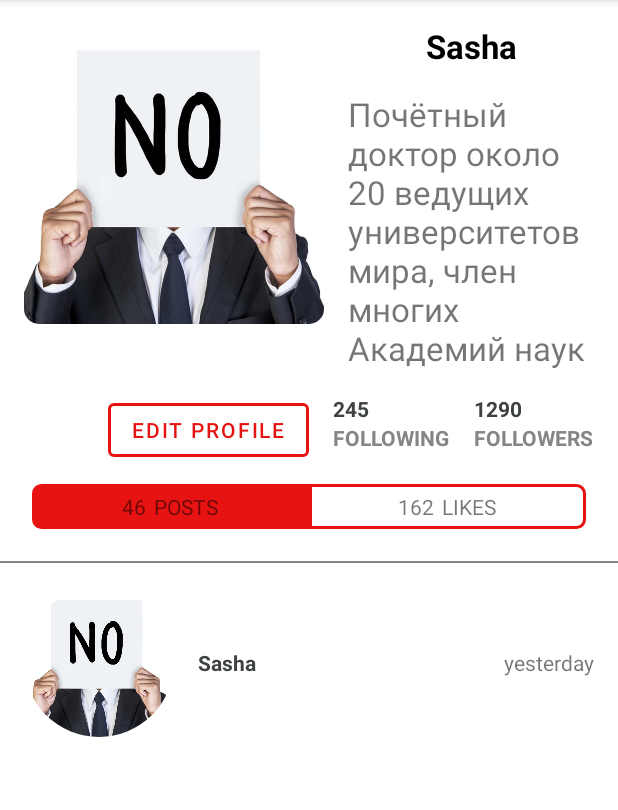
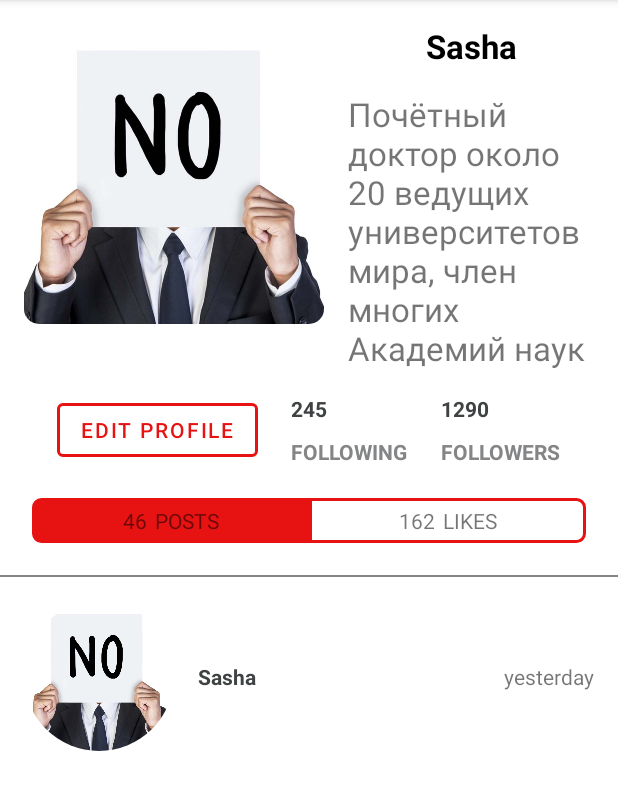
Before and after one commit to oleksandreremenko25/SocNetwork, an Android app: the FullUserActivity screen opened directly, with no data from a screen before it, on a phone screen of 412 x 824 dp, the part 84-894 px from its top. Run offline under Robolectric (Android 15) with nearby library versions, the phone set to English and light mode, and no system bars; our stand-ins replace Picasso; pictures from the network do not load.

Commit message:
change LinearLayout to ConstraintLayout

```diff
--- a/app/src/main/java/com/example/socnetwork/FullUserActivity.kt
+++ b/app/src/main/java/com/example/socnetwork/FullUserActivity.kt
@@ -20,9 +20,9 @@ class FullUserActivity : AppCompatActivity()  {
     var numberFollowers: TextView? = null
     var numberPosts: TextView? = null
     var numberLikes: TextView? = null
-    var autorPostsIcon: ImageView? = null
-    var autorPostsName: TextView? = null
-    var autorPostsLastOnline: TextView? = null
+    var authorPostsIcon: ImageView? = null
+    var authorPostsName: TextView? = null
+    var authorPostsLastOnline: TextView? = null
 
     @Override
     override fun onCreate(savedInstanceState: Bundle?) {
@@ -36,9 +36,9 @@ class FullUserActivity : AppCompatActivity()  {
         numberFollowers = findViewById(R.id.numberFollowers)
         numberPosts = findViewById(R.id.numberPosts)
         numberLikes = findViewById(R.id.numberLikes)
-        autorPostsIcon = findViewById(R.id.autorPostsIcon)
-        autorPostsName = findViewById(R.id.autorPostsName)
-        autorPostsLastOnline = findViewById(R.id.autorPostsLastOnline)
+        authorPostsIcon = findViewById(R.id.authorPostsIcon)
+        authorPostsName = findViewById(R.id.authorPostsName)
+        authorPostsLastOnline = findViewById(R.id.authorPostsLastOnline)
 
         val intent = intent
         val message: Int = intent.getIntExtra("myKey", 0)
@@ -66,8 +66,8 @@ class FullUserActivity : AppCompatActivity()  {
         numberPosts?.text = oneUser.posts.toString()
         numberLikes?.text = oneUser.likes.toString()
 
-        Picasso.get().load(oneUser.photo).placeholder(R.drawable.no).into(autorPostsIcon);
-        autorPostsName?.text = oneUser.name
-        autorPostsLastOnline?.text = oneUser.lastOnline
+        Picasso.get().load(oneUser.photo).placeholder(R.drawable.no).into(authorPostsIcon);
+        authorPostsName?.text = oneUser.name
+        authorPostsLastOnline?.text = oneUser.lastOnline
     }
 }
--- a/app/src/main/res/layout/user_full.xml
+++ b/app/src/main/res/layout/user_full.xml
@@ -1,6 +1,5 @@
 <?xml version="1.0" encoding="utf-8"?>
-<androidx.constraintlayout.widget.ConstraintLayout
-    xmlns:android="http://schemas.android.com/apk/res/android"
+<androidx.constraintlayout.widget.ConstraintLayout xmlns:android="http://schemas.android.com/apk/res/android"
     xmlns:app="http://schemas.android.com/apk/res-auto"
     xmlns:tools="http://schemas.android.com/tools"
     android:layout_width="match_parent"
@@ -26,13 +25,13 @@
         android:id="@+id/nameUser"
         style="@style/fullUserAboutName"
         android:layout_width="wrap_content"
-        app:layout_constrainedWidth="true"
         android:layout_height="wrap_content"
         android:layout_marginStart="16dp"
         android:layout_marginTop="16dp"
         android:layout_marginEnd="16dp"
         android:text="Name"
         android:textSize="22sp"
+        app:layout_constrainedWidth="true"
         app:layout_constraintEnd_toEndOf="parent"
         app:layout_constraintStart_toEndOf="@+id/cardView"
         app:layout_constraintTop_toTopOf="parent" />
@@ -46,70 +45,75 @@
         android:text="about"
         android:textSize="22sp"
         app:layout_constrainedWidth="true"
+        app:layout_constrainedHeight="true"
         app:layout_constraintEnd_toEndOf="parent"
         app:layout_constraintStart_toEndOf="@+id/cardView"
         app:layout_constraintTop_toBottomOf="@+id/nameUser" />
-    <Space
-        android:id="@+id/space"
-        android:layout_width="0dp"
+    <androidx.constraintlayout.widget.Barrier
+        android:id="@+id/barrier7"
+        android:layout_width="wrap_content"
         android:layout_height="wrap_content"
-        android:layout_weight="1"
+        app:barrierDirection="bottom"
+        app:constraint_referenced_ids="cardView,aboutUser" />
+<!--    editFolWrap  -->
+    <androidx.constraintlayout.widget.ConstraintLayout
+        android:id="@+id/editFoolowWrap"
+        android:layout_width="match_parent"
+        android:layout_height="wrap_content"
+        android:layout_marginEnd="16dp"
+        android:layout_marginStart="16dp"
+        android:layout_marginTop="16dp"
         app:layout_constraintEnd_toEndOf="parent"
-        app:layout_constraintHorizontal_bias="1.0"
-        app:layout_constraintStart_toStartOf="parent"
-        app:layout_constraintTop_toBottomOf="@+id/aboutUser" />
-    <!--    editFolWrap  -->
+        app:layout_constraintTop_toBottomOf="@+id/barrier7">
         <Button
+            android:id="@+id/buttonEdit"
             style="@style/buttonEditProfile"
             android:layout_width="wrap_content"
             android:layout_height="wrap_content"
-        android:layout_marginEnd="16dp"
             android:text="@string/buttonEdit"
-        app:layout_constraintEnd_toStartOf="@+id/linearLayout2"
-        app:layout_constraintTop_toTopOf="@+id/linearLayout2"/>
-    <LinearLayout
-        android:id="@+id/linearLayout2"
-        android:layout_width="wrap_content"
-        android:layout_height="wrap_content"
-        android:layout_marginEnd="16dp"
-        android:orientation="vertical"
-        app:layout_constraintEnd_toStartOf="@+id/linearLayout"
-        app:layout_constraintTop_toTopOf="@+id/linearLayout">
+            app:layout_constraintEnd_toStartOf="@+id/tittleFollowing"
+            app:layout_constraintHorizontal_bias="0.5"
+            app:layout_constraintStart_toStartOf="parent"
+            app:layout_constraintTop_toTopOf="parent" />
         <TextView
             android:id="@+id/numberFollowing"
             style="@style/numberFollowing"
             android:layout_width="wrap_content"
             android:layout_height="wrap_content"
-            android:text="" />
+            app:layout_constraintTop_toTopOf="@+id/buttonEdit"
+            app:layout_constraintStart_toStartOf="@+id/tittleFollowing"
+            android:text="numFollowing" />
         <TextView
+            android:id="@+id/tittleFollowing"
             style="@style/tittleFollowing"
             android:layout_width="wrap_content"
             android:layout_height="wrap_content"
-            android:text="@string/tittleFollowing" />
-    </LinearLayout>
-    <LinearLayout
-        android:id="@+id/linearLayout"
-        android:layout_width="wrap_content"
-        android:layout_height="wrap_content"
-        android:layout_marginTop="16dp"
-        android:layout_marginEnd="16dp"
-        android:orientation="vertical"
-        app:layout_constraintEnd_toEndOf="parent"
-        app:layout_constraintTop_toBottomOf="@+id/space">
+            android:text="@string/tittleFollowing"
+            app:layout_constraintBottom_toBottomOf="@+id/buttonEdit"
+            app:layout_constraintEnd_toStartOf="@+id/tittleFollowers"
+            app:layout_constraintHorizontal_bias="0.5"
+            app:layout_constraintStart_toEndOf="@+id/buttonEdit" />
         <TextView
             android:id="@+id/numberFollowers"
             style="@style/numberFollowers"
             android:layout_width="wrap_content"
             android:layout_height="wrap_content"
-            android:text="" />
+            app:layout_constraintTop_toTopOf="@+id/buttonEdit"
+            app:layout_constraintStart_toStartOf="@+id/tittleFollowers"
+            android:text="numFollowers" />
         <TextView
+            android:id="@+id/tittleFollowers"
             style="@style/tittleFollowers"
             android:layout_width="wrap_content"
             android:layout_height="wrap_content"
-            android:text="@string/tittleFollowers" />
-    </LinearLayout>
+            android:text="@string/tittleFollowers"
+            app:layout_constraintBottom_toBottomOf="@+id/buttonEdit"
+            app:layout_constraintEnd_toEndOf="parent"
+            app:layout_constraintHorizontal_bias="0.5"
+            app:layout_constraintStart_toEndOf="@+id/tittleFollowing" />
+    </androidx.constraintlayout.widget.ConstraintLayout>
 <!--  numberPostsLikesWrap  -->
-    <LinearLayout
+    <androidx.constraintlayout.widget.ConstraintLayout
         android:id="@+id/linearLayout3"
         style="@style/numberPostsLikesWrap"
         android:layout_width="match_parent"
@@ -117,74 +121,114 @@
         android:layout_marginStart="16dp"
         android:layout_marginTop="16dp"
         android:layout_marginEnd="16dp"
-        android:orientation="horizontal"
         app:layout_constraintEnd_toEndOf="parent"
         app:layout_constraintStart_toStartOf="parent"
-        app:layout_constraintTop_toBottomOf="@+id/linearLayout2">
-        <LinearLayout
+        app:layout_constraintTop_toBottomOf="@+id/editFoolowWrap">
+        <androidx.constraintlayout.widget.ConstraintLayout
+            android:id="@+id/linearLayout2"
             style="@style/numberPostsWrap"
-            android:layout_width="match_parent"
+            android:layout_width="0dp"
             android:layout_height="wrap_content"
-            android:layout_weight="1"
             android:background="@drawable/corner_posts"
-            android:orientation="horizontal">
+            app:layout_constraintEnd_toStartOf="@+id/linearLayout"
+            app:layout_constraintHorizontal_bias="0.5"
+            app:layout_constraintHorizontal_weight="0.5"
+            app:layout_constraintStart_toStartOf="parent"
+            app:layout_constraintTop_toTopOf="parent"
+            tools:layout_editor_absoluteY="5dp">
             <TextView
                 android:id="@+id/numberPosts"
                 android:layout_width="wrap_content"
                 android:layout_height="wrap_content"
-                android:text=" " />
+                android:text="numPosts"
+                app:layout_constraintEnd_toStartOf="@+id/tittlePosts"
+                app:layout_constraintHorizontal_bias="0.5"
+                app:layout_constraintStart_toStartOf="parent"
+                app:layout_constraintTop_toTopOf="parent"
+                app:layout_constraintHorizontal_chainStyle="packed" />
             <TextView
+                android:id="@+id/tittlePosts"
+                style="@style/tittlePosts"
                 android:layout_width="wrap_content"
                 android:layout_height="wrap_content"
                 android:text="@string/tittlePosts"
-                style="@style/tittlePosts"/>
-        </LinearLayout>
-        <LinearLayout
+                app:layout_constraintEnd_toEndOf="parent"
+                app:layout_constraintTop_toTopOf="parent"
+                app:layout_constraintHorizontal_bias="0.5"
+                app:layout_constraintStart_toEndOf="@+id/numberPosts"
+                app:layout_constraintHorizontal_chainStyle="packed" />
+        </androidx.constraintlayout.widget.ConstraintLayout>
+        <androidx.constraintlayout.widget.ConstraintLayout
+            android:id="@+id/linearLayout"
             style="@style/numberLikesWrap"
-            android:layout_width="match_parent"
+            android:layout_width="0dp"
             android:layout_height="wrap_content"
-            android:layout_weight="1"
             android:background="@drawable/corner_likes"
-            android:orientation="horizontal">
+            app:layout_constraintEnd_toEndOf="parent"
+            app:layout_constraintHorizontal_bias="0.5"
+            app:layout_constraintHorizontal_weight="0.5"
+            app:layout_constraintStart_toEndOf="@+id/linearLayout2"
+            app:layout_constraintTop_toTopOf="parent"
+            tools:layout_editor_absoluteY="5dp">
             <TextView
                 android:id="@+id/numberLikes"
                 android:layout_width="wrap_content"
                 android:layout_height="wrap_content"
-                android:text="" />
+                android:text="numLikes"
+                app:layout_constraintEnd_toStartOf="@+id/textView"
+                app:layout_constraintHorizontal_bias="0.5"
+                app:layout_constraintStart_toStartOf="parent"
+                app:layout_constraintTop_toTopOf="parent"
+                app:layout_constraintHorizontal_chainStyle="packed" />
             <TextView
+                android:id="@+id/textView"
+                style="@style/tittleLikes"
                 android:layout_width="wrap_content"
                 android:layout_height="wrap_content"
                 android:text="@string/tittleLikes"
-                style="@style/tittleLikes"/>
-        </LinearLayout>
-    </LinearLayout>
+                app:layout_constraintEnd_toEndOf="parent"
+                app:layout_constraintHorizontal_bias="0.5"
+                app:layout_constraintStart_toEndOf="@+id/numberLikes"
+                app:layout_constraintTop_toTopOf="parent"
+                app:layout_constraintHorizontal_chainStyle="packed" />
+        </androidx.constraintlayout.widget.ConstraintLayout>
+    </androidx.constraintlayout.widget.ConstraintLayout>
     <LinearLayout
         android:id="@+id/linearLayout5"
         android:layout_width="match_parent"
         android:layout_height="wrap_content"
         android:layout_marginTop="16dp"
         android:background="@drawable/line"
+        android:orientation="horizontal"
         app:layout_constraintTop_toBottomOf="@+id/linearLayout3"
-        tools:layout_editor_absoluteX="0dp"
-        android:orientation="horizontal" />
+        tools:layout_editor_absoluteX="0dp" />
 <!--  listPosts  -->
+    <androidx.constraintlayout.widget.ConstraintLayout
+        android:id="@+id/onePostWrap"
+        android:layout_width="match_parent"
+        android:layout_height="wrap_content"
+        android:layout_marginStart="16dp"
+        android:layout_marginTop="16dp"
+        android:layout_marginEnd="16dp"
+        app:layout_constraintTop_toBottomOf="@+id/linearLayout5"
+        app:layout_constraintStart_toStartOf="parent"
+        app:layout_constraintEnd_toEndOf="parent">
         <androidx.cardview.widget.CardView
             android:id="@+id/cardView2"
-        android:layout_width="100dp"
-        android:layout_height="100dp"
-        android:layout_marginTop="16dp"
+            android:layout_width="wrap_content"
+            android:layout_height="wrap_content"
             app:cardCornerRadius="50dp"
             app:cardElevation="0dp"
-        app:layout_constraintStart_toStartOf="@+id/linearLayout3"
-        app:layout_constraintTop_toBottomOf="@+id/linearLayout5">
+            app:layout_constraintStart_toStartOf="@+id/onePostWrap"
+            app:layout_constraintTop_toTopOf="@+id/onePostWrap">
             <ImageView
-            android:id="@+id/autorPostsIcon"
+                android:id="@+id/authorPostsIcon"
                 android:layout_width="100dp"
                 android:layout_height="100dp"
                 android:scaleType="centerCrop" />
         </androidx.cardview.widget.CardView>
         <TextView
-        android:id="@+id/autorPostsName"
+            android:id="@+id/authorPostsName"
             style="@style/autorPostsName"
             android:layout_width="wrap_content"
             android:layout_height="wrap_content"
@@ -194,11 +238,12 @@
             app:layout_constraintStart_toEndOf="@+id/cardView2"
             app:layout_constraintTop_toTopOf="@+id/cardView2" />
         <TextView
-        android:id="@+id/autorPostsLastOnline"
+            android:id="@+id/authorPostsLastOnline"
             android:layout_width="wrap_content"
             android:layout_height="wrap_content"
             android:text="autorPostsLastOnline"
-        app:layout_constraintBottom_toBottomOf="@+id/autorPostsName"
-        app:layout_constraintEnd_toEndOf="@+id/linearLayout3"
-        app:layout_constraintTop_toTopOf="@+id/autorPostsName" />
+            app:layout_constraintBottom_toBottomOf="@+id/authorPostsName"
+            app:layout_constraintEnd_toEndOf="parent"
+            app:layout_constraintTop_toTopOf="@+id/authorPostsName" />
     </androidx.constraintlayout.widget.ConstraintLayout>
+</androidx.constraintlayout.widget.ConstraintLayout>
```
Lines whose indentation alone changed are shown as unchanged.
